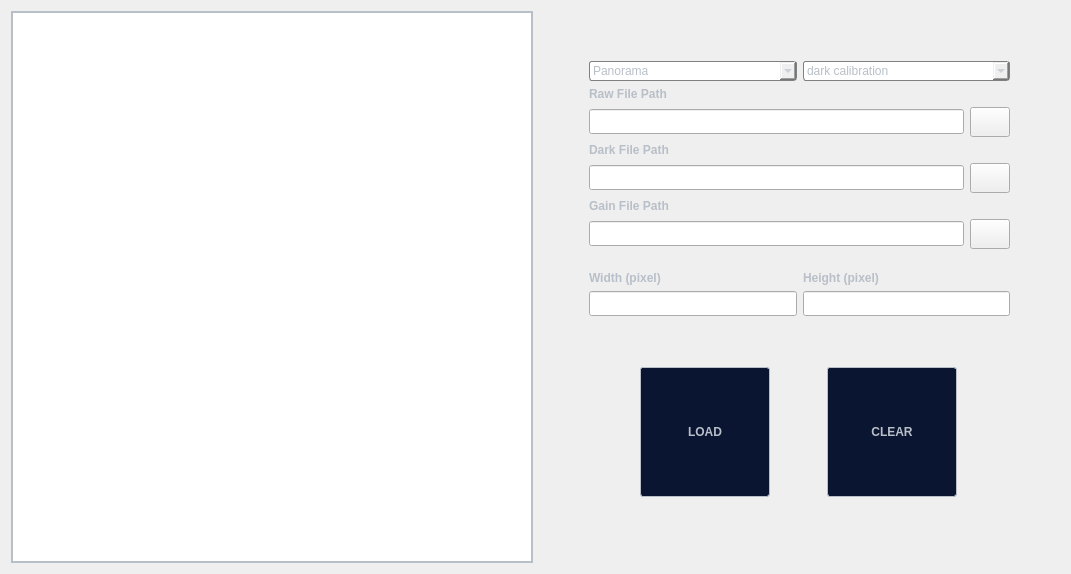
juyeon6454/Qt_practice, file Pre_Processing/calibration.ui: the form before one commit.
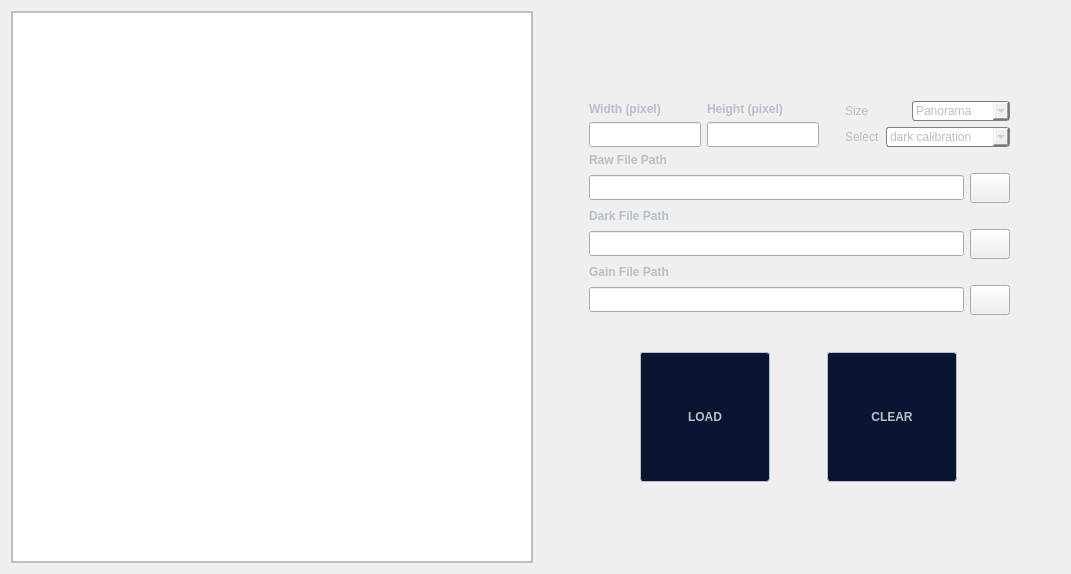
The form after the commit. Icons and pictures are not drawn.

Patch:
```diff
--- a/Pre_Processing/calibration.ui
+++ b/Pre_Processing/calibration.ui
@@ -109,13 +109,142 @@
       <number>50</number>
      </property>
      <item>
-      <layout class="QVBoxLayout" name="path_Layout">
+      <spacer name="verticalSpacer">
+       <property name="orientation">
+        <enum>Qt::Vertical</enum>
+       </property>
+       <property name="sizeHint" stdset="0">
+        <size>
+         <width>20</width>
+         <height>40</height>
+        </size>
+       </property>
+      </spacer>
+     </item>
        <item>
-        <layout class="QVBoxLayout" name="raw_Filepath_Layout">
+      <layout class="QHBoxLayout" name="sizeHorizontalLayout">
          <item>
-          <layout class="QHBoxLayout" name="select_Combobox_Layout">
+        <layout class="QVBoxLayout" name="widthLayout">
            <item>
-            <widget class="QComboBox" name="size_comboBox">
+          <widget class="QLabel" name="widthLabel">
+           <property name="minimumSize">
+            <size>
+             <width>35</width>
+             <height>0</height>
+            </size>
+           </property>
+           <property name="font">
+            <font>
+             <bold>true</bold>
+            </font>
+           </property>
+           <property name="styleSheet">
+            <string notr="true">QLabel{
+color: rgb(184,191,200);
+QLabel::setAlignment (Qt::AlignVCenter );
+QLabel::setAlignment (Qt::AlignHCenter );
+}</string>
+           </property>
+           <property name="text">
+            <string>Width (pixel)</string>
+           </property>
+          </widget>
+         </item>
+         <item>
+          <widget class="QLineEdit" name="widthLineEdit">
+           <property name="sizePolicy">
+            <sizepolicy hsizetype="Expanding" vsizetype="Minimum">
+             <horstretch>0</horstretch>
+             <verstretch>0</verstretch>
+            </sizepolicy>
+           </property>
+           <property name="minimumSize">
+            <size>
+             <width>0</width>
+             <height>25</height>
+            </size>
+           </property>
+           <property name="styleSheet">
+            <string notr="true"/>
+           </property>
+           <property name="text">
+            <string/>
+           </property>
+          </widget>
+         </item>
+        </layout>
+       </item>
+       <item>
+        <layout class="QVBoxLayout" name="heightLayout">
+         <item>
+          <widget class="QLabel" name="heightLabel">
+           <property name="font">
+            <font>
+             <bold>true</bold>
+            </font>
+           </property>
+           <property name="styleSheet">
+            <string notr="true">QLabel{
+color: rgb(184,191,200);
+QLabel::setAlignment (Qt::AlignVCenter );
+QLabel::setAlignment (Qt::AlignHCenter );
+}</string>
+           </property>
+           <property name="text">
+            <string>Height (pixel)</string>
+           </property>
+          </widget>
+         </item>
+         <item>
+          <widget class="QLineEdit" name="heightLineEdit">
+           <property name="sizePolicy">
+            <sizepolicy hsizetype="Expanding" vsizetype="Minimum">
+             <horstretch>0</horstretch>
+             <verstretch>0</verstretch>
+            </sizepolicy>
+           </property>
+           <property name="minimumSize">
+            <size>
+             <width>0</width>
+             <height>25</height>
+            </size>
+           </property>
+           <property name="styleSheet">
+            <string notr="true"/>
+           </property>
+          </widget>
+         </item>
+        </layout>
+       </item>
+       <item>
+        <spacer name="horizontalSpacer">
+         <property name="orientation">
+          <enum>Qt::Horizontal</enum>
+         </property>
+         <property name="sizeType">
+          <enum>QSizePolicy::Minimum</enum>
+         </property>
+         <property name="sizeHint" stdset="0">
+          <size>
+           <width>20</width>
+           <height>20</height>
+          </size>
+         </property>
+        </spacer>
+       </item>
+       <item>
+        <layout class="QVBoxLayout" name="verticalLayout">
+         <item>
+          <layout class="QHBoxLayout" name="horizontalLayout">
+           <item>
+            <widget class="QLabel" name="label">
+             <property name="text">
+              <string>Size</string>
+             </property>
+            </widget>
+           </item>
+           <item>
+            <widget class="QComboBox" name="sizeComboBox">
              <property name="styleSheet">
               <string notr="true">QComboBox {
     border: 1px solid gray;
@@ -136,8 +265,19 @@
              </item>
             </widget>
            </item>
+          </layout>
+         </item>
            <item>
-            <widget class="QComboBox" name="calibration_comboBox">
+          <layout class="QHBoxLayout" name="selectHorizontalLayout">
+           <item>
+            <widget class="QLabel" name="selectLabel">
+             <property name="text">
+              <string>Select</string>
+             </property>
+            </widget>
+           </item>
+           <item>
+            <widget class="QComboBox" name="calibrationComboBox">
              <property name="styleSheet">
               <string notr="true">QComboBox {
     border: 1px solid gray;
@@ -160,8 +300,19 @@
            </item>
           </layout>
          </item>
+        </layout>
+       </item>
+      </layout>
+     </item>
          <item>
-          <widget class="QLabel" name="raw_Filepath_Label">
+      <layout class="QVBoxLayout" name="pathLayout">
+       <item>
+        <layout class="QVBoxLayout" name="rawFilePathLayout">
+         <item>
+          <layout class="QHBoxLayout" name="selectComboBoxLayout"/>
+         </item>
+         <item>
+          <widget class="QLabel" name="rawFilePathLabel">
            <property name="font">
             <font>
              <bold>true</bold>
@@ -180,7 +331,7 @@
           </widget>
          </item>
          <item>
-          <layout class="QHBoxLayout" name="raw_Filepath_HorizontalLayout">
+          <layout class="QHBoxLayout" name="rawFilePathHorizontalLayout">
            <item>
             <widget class="QLineEdit" name="raw_Filepath_LineEdit">
              <property name="sizePolicy">
@@ -248,27 +399,27 @@
                 <colorrole role="WindowText">
                  <brush brushstyle="SolidPattern">
                   <color alpha="255">
-                   <red>0</red>
-                   <green>0</green>
-                   <blue>0</blue>
+                   <red>184</red>
+                   <green>191</green>
+                   <blue>200</blue>
                   </color>
                  </brush>
                 </colorrole>
                 <colorrole role="Text">
                  <brush brushstyle="SolidPattern">
                   <color alpha="255">
-                   <red>0</red>
-                   <green>0</green>
-                   <blue>0</blue>
+                   <red>184</red>
+                   <green>191</green>
+                   <blue>200</blue>
                   </color>
                  </brush>
                 </colorrole>
                 <colorrole role="ButtonText">
                  <brush brushstyle="SolidPattern">
                   <color alpha="255">
-                   <red>0</red>
-                   <green>0</green>
-                   <blue>0</blue>
+                   <red>184</red>
+                   <green>191</green>
+                   <blue>200</blue>
                   </color>
                  </brush>
                 </colorrole>
@@ -283,10 +434,10 @@
                 </colorrole>
                 <colorrole role="PlaceholderText">
                  <brush brushstyle="SolidPattern">
-                  <color alpha="128">
-                   <red>0</red>
-                   <green>0</green>
-                   <blue>0</blue>
+                  <color alpha="255">
+                   <red>184</red>
+                   <green>191</green>
+                   <blue>200</blue>
                   </color>
                  </brush>
                 </colorrole>
@@ -330,10 +481,10 @@
                 </colorrole>
                 <colorrole role="PlaceholderText">
                  <brush brushstyle="SolidPattern">
-                  <color alpha="128">
-                   <red>0</red>
-                   <green>0</green>
-                   <blue>0</blue>
+                  <color alpha="255">
+                   <red>184</red>
+                   <green>191</green>
+                   <blue>200</blue>
                   </color>
                  </brush>
                 </colorrole>
@@ -383,7 +534,7 @@
         </layout>
        </item>
        <item>
-        <layout class="QVBoxLayout" name="dark_Filepath_Layout">
+        <layout class="QVBoxLayout" name="darkFilePathLayout">
          <item>
           <widget class="QLabel" name="Dark_Filepath_Label">
            <property name="font">
@@ -465,7 +616,7 @@
         </layout>
        </item>
        <item>
-        <layout class="QVBoxLayout" name="gain_Filepath_Layout">
+        <layout class="QVBoxLayout" name="gainFilePathLayout">
          <item>
           <widget class="QLabel" name="gain_Filepath_Label">
            <property name="font">
@@ -561,117 +712,7 @@
      <item>
       <layout class="QHBoxLayout" name="size_Label_Layout">
        <item>
-        <layout class="QVBoxLayout" name="width_Layout">
-         <item>
-          <widget class="QLabel" name="width_Label">
-           <property name="minimumSize">
-            <size>
-             <width>35</width>
-             <height>0</height>
-            </size>
-           </property>
-           <property name="font">
-            <font>
-             <bold>true</bold>
-            </font>
-           </property>
-           <property name="styleSheet">
-            <string notr="true">QLabel{
-color: rgb(184,191,200);
-QLabel::setAlignment (Qt::AlignVCenter );
-QLabel::setAlignment (Qt::AlignHCenter );
-}</string>
-           </property>
-           <property name="text">
-            <string>Width (pixel)</string>
-           </property>
-          </widget>
-         </item>
-         <item>
-          <widget class="QLineEdit" name="width_LineEdit">
-           <property name="sizePolicy">
-            <sizepolicy hsizetype="Expanding" vsizetype="Minimum">
-             <horstretch>0</horstretch>
-             <verstretch>0</verstretch>
-            </sizepolicy>
-           </property>
-           <property name="minimumSize">
-            <size>
-             <width>0</width>
-             <height>25</height>
-            </size>
-           </property>
-           <property name="styleSheet">
-            <string notr="true"/>
-           </property>
-           <property name="text">
-            <string/>
-           </property>
-          </widget>
-         </item>
-        </layout>
-       </item>
-       <item>
-        <layout class="QVBoxLayout" name="height_Layout">
-         <item>
-          <widget class="QLabel" name="height_Label">
-           <property name="font">
-            <font>
-             <bold>true</bold>
-            </font>
-           </property>
-           <property name="styleSheet">
-            <string notr="true">QLabel{
-color: rgb(184,191,200);
-QLabel::setAlignment (Qt::AlignVCenter );
-QLabel::setAlignment (Qt::AlignHCenter );
-}</string>
-           </property>
-           <property name="text">
-            <string>Height (pixel)</string>
-           </property>
-          </widget>
-         </item>
-         <item>
-          <widget class="QLineEdit" name="height_LineEdit">
-           <property name="sizePolicy">
-            <sizepolicy hsizetype="Expanding" vsizetype="Minimum">
-             <horstretch>0</horstretch>
-             <verstretch>0</verstretch>
-            </sizepolicy>
-           </property>
-           <property name="minimumSize">
-            <size>
-             <width>0</width>
-             <height>25</height>
-            </size>
-           </property>
-           <property name="styleSheet">
-            <string notr="true"/>
-           </property>
-          </widget>
-         </item>
-        </layout>
-       </item>
-      </layout>
-     </item>
-     <item>
-      <spacer name="verticalSpacer">
-       <property name="orientation">
-        <enum>Qt::Vertical</enum>
-       </property>
-       <property name="sizeHint" stdset="0">
-        <size>
-         <width>310</width>
-         <height>45</height>
-        </size>
-       </property>
-      </spacer>
-     </item>
-     <item>
-      <layout class="QHBoxLayout" name="button_Layout">
-       <item>
-        <widget class="QPushButton" name="Calibration_pushButton">
+        <widget class="QPushButton" name="calibrationPushButton">
          <property name="enabled">
           <bool>true</bool>
          </property>
@@ -738,7 +779,7 @@
         </widget>
        </item>
        <item>
-        <widget class="QPushButton" name="Clear_pushButton">
+        <widget class="QPushButton" name="clearPushButton">
          <property name="enabled">
           <bool>true</bool>
          </property>
```
Left out of the diff: 34 changed lines with no effect on the pictures. Lines whose indentation alone changed are shown as unchanged.
